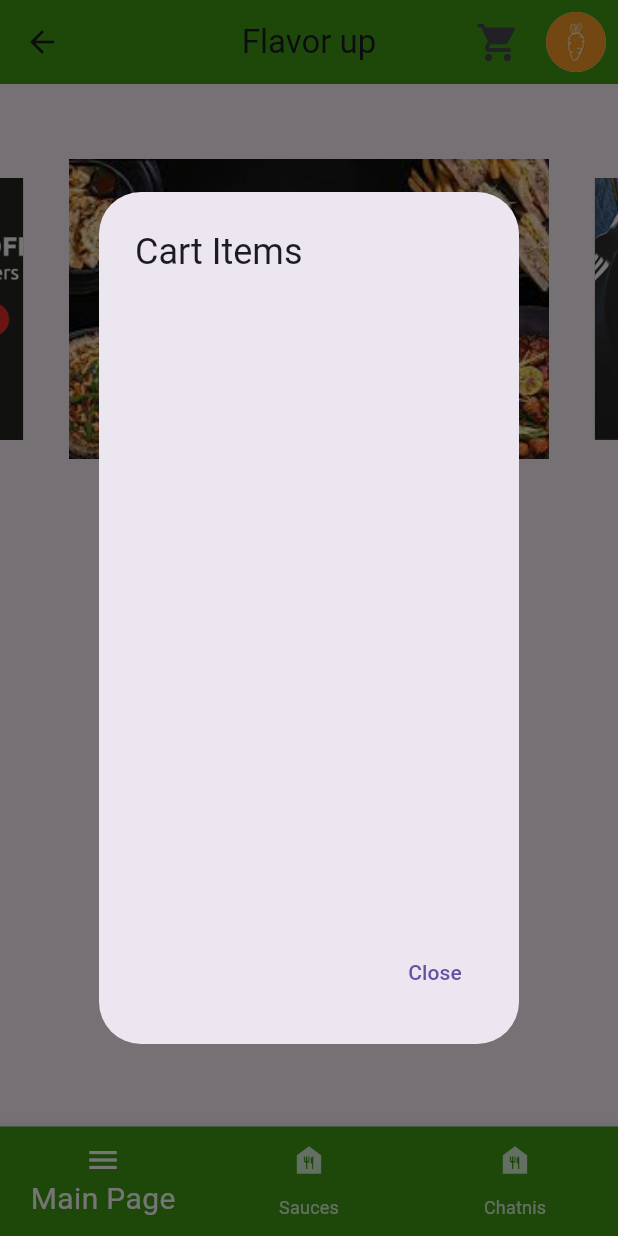
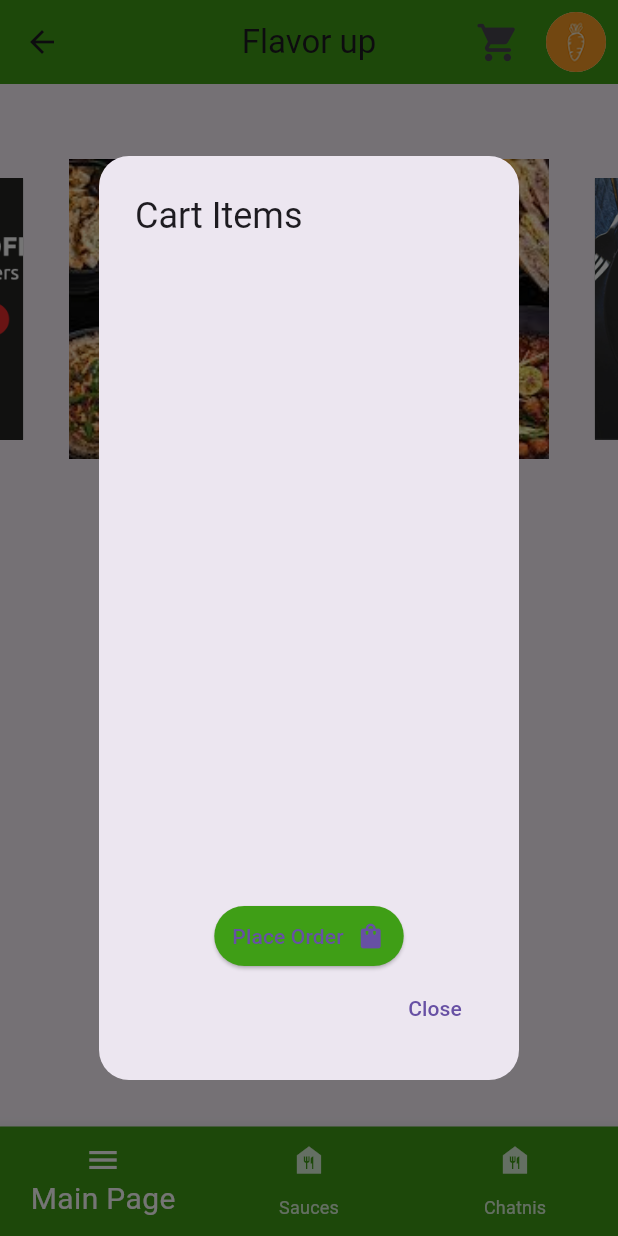
Before and after one commit to hassansultankhan/store, a Flutter app: the navigationScreen screen opened directly, after a tap on the "shopping cart" icon, on a phone screen of 412 x 824 dp. Run offline on Flutter 3.47's test engine with Material 3 defaults, Android fonts, the phone set to English and light mode, and no system bars; drawn by our look-alikes of carousel_slider; our stand-ins replace cloud_firestore, firebase_auth, firebase_core, fluttertoast, google_sign_in, shared_preferences and 1 more; accounts and stored records are empty.

Commit message:
9/1/23, office

```diff
--- a/lib/Categories/cat0.dart
+++ b/lib/Categories/cat0.dart
@@ -221,7 +221,9 @@ class _Cat0State extends State<Cat0> {
                                     'Inserted Cart Item Image Path: ${cartItem.imagePath}');
                               } else {
                                 // If _soldStatus is false, delete the entry with the given id
-                                await dbfiles.deleteCartItem(cartItem.id);
+                                await dbfiles.deleteCartItem(cartItem.productNo);
+
+                                print("item deleted on _soldStatus being false");
                               }
 
                               // Retrieve and print all cart items from the database
--- a/lib/navigationScreen.dart
+++ b/lib/navigationScreen.dart
@@ -222,8 +222,18 @@ class _navigationScreenState extends State<navigationScreen> {
         return StatefulBuilder(
           builder: (BuildContext context, StateSetter alertsetState) {
             return AlertDialog(
+
+                shape: const RoundedRectangleBorder(
+                              borderRadius: BorderRadius.all(
+                                Radius.elliptical(20, 20),
+                              ),
+                            ),
+
+
               title: const Text('Cart Items'),
               content: Container(
+
+
                 height: 400,
                 child: SingleChildScrollView(
                   child: Column(
@@ -270,7 +280,28 @@ class _navigationScreenState extends State<navigationScreen> {
                   ),
                 ),
               ),
-              actions: [
+               actions: [
+            Center(
+                  child: ElevatedButton(
+                    onPressed: () {
+
+                    },
+                    style: ElevatedButton.styleFrom(
+                      padding: EdgeInsets.symmetric(horizontal: 12, vertical: 8),
+                      backgroundColor: const Color.fromARGB(255, 63, 158, 22),
+                    ),
+                    child: const Row(
+                      mainAxisSize: MainAxisSize.min,
+                      children: [
+                        Text('Place Order', style: TextStyle(fontSize: 14)),
+                        SizedBox(width: 8),
+                        Icon(Icons.shopping_bag, size: 20),
+                      ],
+                    ),
+                  ),
+                ),
+
+
                 TextButton(
                   onPressed: () {
                     Navigator.pop(context); // Close the AlertDialog
```
Also changed, not shown: lib/Database/dbinitialization.dart (+8 -8 lines).
